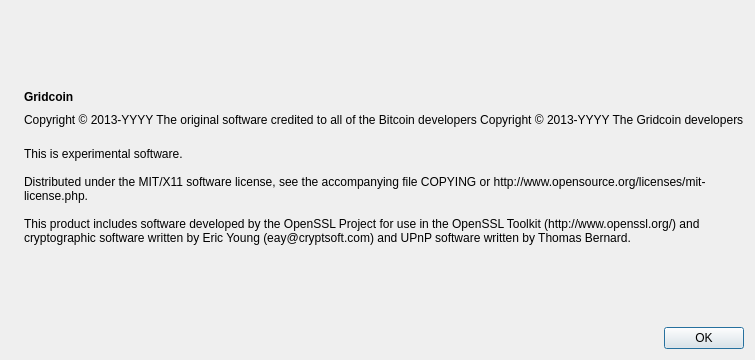
Old version of the form src/qt/forms/aboutdialog.ui in the repository gridcoin/Gridcoin-master.
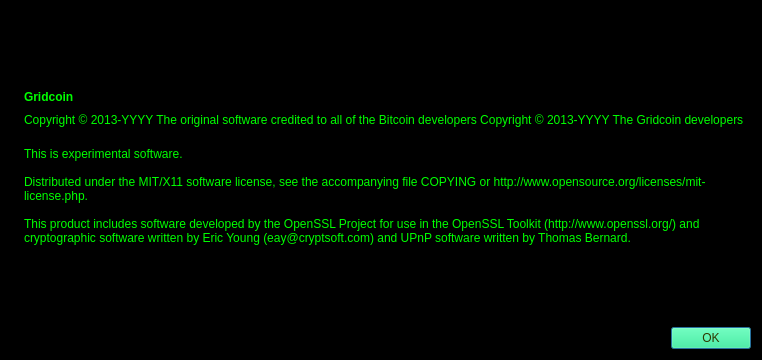
New version of the form. Icons and pictures are not drawn.

```diff
--- a/src/qt/forms/aboutdialog.ui
+++ b/src/qt/forms/aboutdialog.ui
@@ -6,13 +6,215 @@
    <rect>
     <x>0</x>
     <y>0</y>
-    <width>674</width>
+    <width>762</width>
     <height>360</height>
    </rect>
   </property>
+  <property name="palette">
+   <palette>
+    <active>
+     <colorrole role="WindowText">
+      <brush brushstyle="SolidPattern">
+       <color alpha="255">
+        <red>0</red>
+        <green>255</green>
+        <blue>0</blue>
+       </color>
+      </brush>
+     </colorrole>
+     <colorrole role="Button">
+      <brush brushstyle="SolidPattern">
+       <color alpha="255">
+        <red>27</red>
+        <green>240</green>
+        <blue>134</blue>
+       </color>
+      </brush>
+     </colorrole>
+     <colorrole role="Light">
+      <brush brushstyle="SolidPattern">
+       <color alpha="255">
+        <red>0</red>
+        <green>0</green>
+        <blue>127</blue>
+       </color>
+      </brush>
+     </colorrole>
+     <colorrole role="Text">
+      <brush brushstyle="SolidPattern">
+       <color alpha="255">
+        <red>0</red>
+        <green>255</green>
+        <blue>0</blue>
+       </color>
+      </brush>
+     </colorrole>
+     <colorrole role="ButtonText">
+      <brush brushstyle="SolidPattern">
+       <color alpha="255">
+        <red>137</red>
+        <green>148</green>
+        <blue>68</blue>
+       </color>
+      </brush>
+     </colorrole>
+     <colorrole role="Base">
+      <brush brushstyle="SolidPattern">
+       <color alpha="255">
+        <red>255</red>
+        <green>255</green>
+        <blue>255</blue>
+       </color>
+      </brush>
+     </colorrole>
+     <colorrole role="Window">
+      <brush brushstyle="SolidPattern">
+       <color alpha="255">
+        <red>0</red>
+        <green>0</green>
+        <blue>0</blue>
+       </color>
+      </brush>
+     </colorrole>
+    </active>
+    <inactive>
+     <colorrole role="WindowText">
+      <brush brushstyle="SolidPattern">
+       <color alpha="255">
+        <red>0</red>
+        <green>255</green>
+        <blue>0</blue>
+       </color>
+      </brush>
+     </colorrole>
+     <colorrole role="Button">
+      <brush brushstyle="SolidPattern">
+       <color alpha="255">
+        <red>27</red>
+        <green>240</green>
+        <blue>134</blue>
+       </color>
+      </brush>
+     </colorrole>
+     <colorrole role="Light">
+      <brush brushstyle="SolidPattern">
+       <color alpha="255">
+        <red>0</red>
+        <green>0</green>
+        <blue>127</blue>
+       </color>
+      </brush>
+     </colorrole>
+     <colorrole role="Text">
+      <brush brushstyle="SolidPattern">
+       <color alpha="255">
+        <red>0</red>
+        <green>255</green>
+        <blue>0</blue>
+       </color>
+      </brush>
+     </colorrole>
+     <colorrole role="ButtonText">
+      <brush brushstyle="SolidPattern">
+       <color alpha="255">
+        <red>137</red>
+        <green>148</green>
+        <blue>68</blue>
+       </color>
+      </brush>
+     </colorrole>
+     <colorrole role="Base">
+      <brush brushstyle="SolidPattern">
+       <color alpha="255">
+        <red>255</red>
+        <green>255</green>
+        <blue>255</blue>
+       </color>
+      </brush>
+     </colorrole>
+     <colorrole role="Window">
+      <brush brushstyle="SolidPattern">
+       <color alpha="255">
+        <red>0</red>
+        <green>0</green>
+        <blue>0</blue>
+       </color>
+      </brush>
+     </colorrole>
+    </inactive>
+    <disabled>
+     <colorrole role="WindowText">
+      <brush brushstyle="SolidPattern">
+       <color alpha="255">
+        <red>120</red>
+        <green>120</green>
+        <blue>120</blue>
+       </color>
+      </brush>
+     </colorrole>
+     <colorrole role="Button">
+      <brush brushstyle="SolidPattern">
+       <color alpha="255">
+        <red>27</red>
+        <green>240</green>
+        <blue>134</blue>
+       </color>
+      </brush>
+     </colorrole>
+     <colorrole role="Light">
+      <brush brushstyle="SolidPattern">
+       <color alpha="255">
+        <red>0</red>
+        <green>0</green>
+        <blue>127</blue>
+       </color>
+      </brush>
+     </colorrole>
+     <colorrole role="Text">
+      <brush brushstyle="SolidPattern">
+       <color alpha="255">
+        <red>120</red>
+        <green>120</green>
+        <blue>120</blue>
+       </color>
+      </brush>
+     </colorrole>
+     <colorrole role="ButtonText">
+      <brush brushstyle="SolidPattern">
+       <color alpha="255">
+        <red>120</red>
+        <green>120</green>
+        <blue>120</blue>
+       </color>
+      </brush>
+     </colorrole>
+     <colorrole role="Base">
+      <brush brushstyle="SolidPattern">
+       <color alpha="255">
+        <red>0</red>
+        <green>0</green>
+        <blue>0</blue>
+       </color>
+      </brush>
+     </colorrole>
+     <colorrole role="Window">
+      <brush brushstyle="SolidPattern">
+       <color alpha="255">
+        <red>0</red>
+        <green>0</green>
+        <blue>0</blue>
+       </color>
+      </brush>
+     </colorrole>
+    </disabled>
+   </palette>
+  </property>
   <property name="windowTitle">
    <string>About Litecoin</string>
   </property>
+  <property name="autoFillBackground">
+   <bool>true</bool>
+  </property>
   <layout class="QHBoxLayout" name="horizontalLayout_2">
    <item>
     <widget class="QLabel" name="label_4">
@@ -138,6 +340,43 @@
      </item>
      <item>
       <widget class="QDialogButtonBox" name="buttonBox">
+       <property name="palette">
+        <palette>
+         <active>
+          <colorrole role="ButtonText">
+           <brush brushstyle="SolidPattern">
+            <color alpha="255">
+             <red>46</red>
+             <green>57</green>
+             <blue>1</blue>
+            </color>
+           </brush>
+          </colorrole>
+         </active>
+         <inactive>
+          <colorrole role="ButtonText">
+           <brush brushstyle="SolidPattern">
+            <color alpha="255">
+             <red>46</red>
+             <green>57</green>
+             <blue>1</blue>
+            </color>
+           </brush>
+          </colorrole>
+         </inactive>
+         <disabled>
+          <colorrole role="ButtonText">
+           <brush brushstyle="SolidPattern">
+            <color alpha="255">
+             <red>120</red>
+             <green>120</green>
+             <blue>120</blue>
+            </color>
+           </brush>
+          </colorrole>
+         </disabled>
+        </palette>
+       </property>
        <property name="orientation">
         <enum>Qt::Horizontal</enum>
        </property>
```
